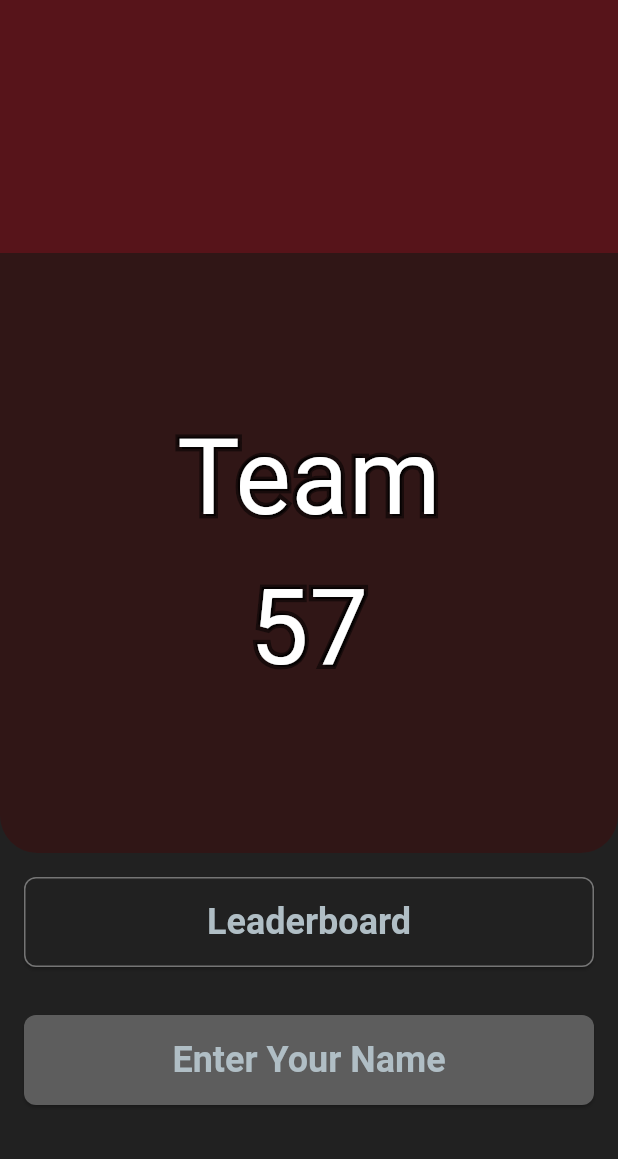
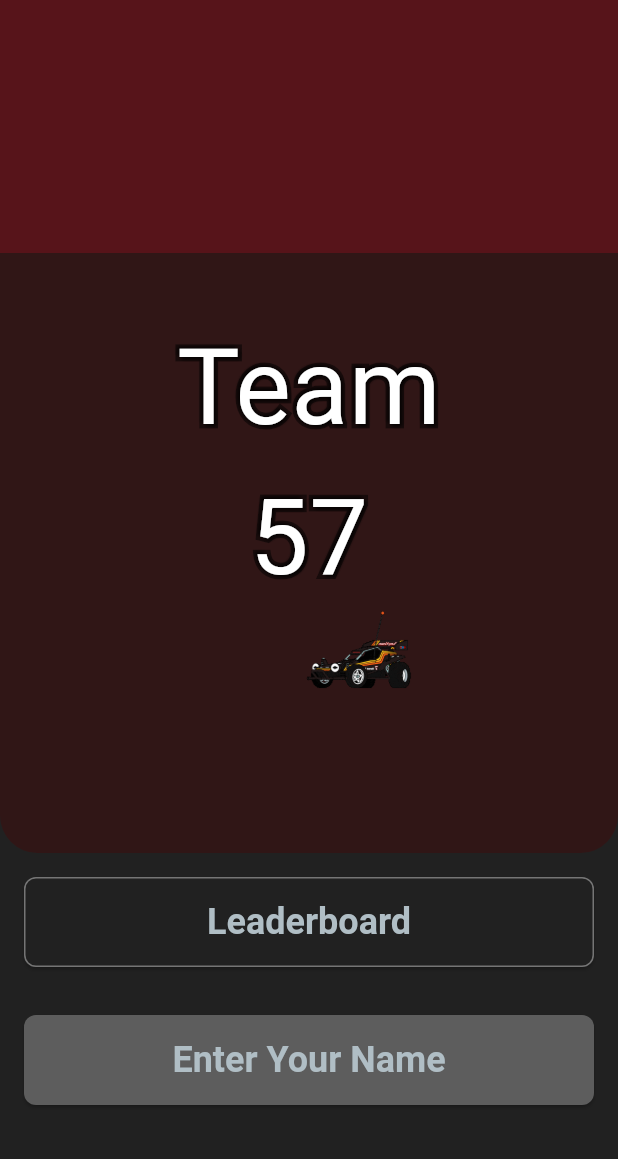
Before and after one commit to AMAbdulrahim/laser_car_battle, a Flutter app: the screen it shows after launch, on a phone screen of 412 x 824 dp, the part 77-1236 px from its top. Run offline on Flutter 3.47's test engine with Material 3 defaults, Android fonts, the phone set to English and light mode, and no system bars; our stand-ins replace connectivity_plus, dropdown_button2, flutter_dotenv, google_fonts, numberpicker, pinput and 3 more; missing offline and left inert: flutter_joystick, flutter_reactive_ble; accounts and stored records are empty.

Commit message:
Add car animation and improve controller UI
Added RC car animation assets and created animation widgets.
Enhanced the controller interface with floating and quick toggle.
Updated game viewmodel and controller logic.
Modified landing and game over pages for better user experience.

```diff
--- a/lib/views/landing_page.dart
+++ b/lib/views/landing_page.dart
@@ -1,5 +1,6 @@
 import 'package:flutter/material.dart';
 import 'package:laser_car_battle/assets/theme/colors/color.dart';
+import 'package:laser_car_battle/widgets/animations/rc_cars_animation.dart';
 import 'package:laser_car_battle/widgets/buttons/main_button.dart';
 import 'package:laser_car_battle/widgets/custom/custom_app_bar.dart';
 import 'package:laser_car_battle/widgets/text/project_title.dart';
@@ -38,7 +39,7 @@ class LandingPage extends StatelessWidget {
 
             // Title text
             Positioned(
-              top: 100,
+              top: 40,  // Moved up to make room for RC cars animation
               left: 0,
               right: 0,
               child: Center(
@@ -46,13 +47,21 @@ class LandingPage extends StatelessWidget {
               ),
             ),
 
-            // Column containing both buttons - FIXED VERSION
+            // RC Cars Animation
+            Positioned(
+              top: 160,
+              left: 0,
+              right: 0,
+              child: RcCarsAnimation(),
+            ),
+
+            // Column containing both buttons
             Positioned(
               left: 0,
               right: 0,
-              bottom: 20, // Give some space at the bottom
+              bottom: 20,
               child: Column(
-                mainAxisSize: MainAxisSize.min, // Use min size to prevent overflow
+                mainAxisSize: MainAxisSize.min,
                 children: [
                   MainButton(
                     backgroundColor: CustomColors.background,
@@ -65,7 +74,6 @@ class LandingPage extends StatelessWidget {
                     buttonText: "Enter Your Name",
                     onPressed: () => Navigator.of(context).pushNamed('/login'),
                   ),
-                  // Removed the extra SizedBox to prevent overflow
                 ],
               ),
             ),
--- /dev/null
+++ b/lib/widgets/animations/rc_cars_animation.dart
@@ -0,0 +1,76 @@
+import 'package:flutter/material.dart';
+
+class RcCarsAnimation extends StatefulWidget {
+  const RcCarsAnimation({super.key});
+
+  @override
+  State<RcCarsAnimation> createState() => _RcCarsAnimationState();
+}
+
+class _RcCarsAnimationState extends State<RcCarsAnimation> with SingleTickerProviderStateMixin {
+  late AnimationController _controller;
+  late Animation<double> _positionAnimation;
+
+  @override
+  void initState() {
+    super.initState();
+
+    // Animation controller for car movement
+    _controller = AnimationController(
+      duration: const Duration(seconds: 5),
+      vsync: this,
+    )..repeat(reverse: true);
+
+    // Animation that moves the car from left to right and back
+    _positionAnimation = Tween<double>(
+      begin: -0.8,  // Start off-screen on the left
+      end: 0.8,     // End off-screen on the right
+    ).animate(CurvedAnimation(
+      parent: _controller,
+      curve: Curves.easeInOut,
+    ));
+  }
+
+  @override
+  void dispose() {
+    _controller.dispose();
+    super.dispose();
+  }
+
+  @override
+  Widget build(BuildContext context) {
+    return AnimatedBuilder(
+      animation: _controller,
+      builder: (context, child) {
+        // Calculate position based on screen width
+        final screenWidth = MediaQuery.of(context).size.width;
+        final position = screenWidth * ((_positionAnimation.value + 1) / 2);
+
+        // Determine whether to flip the car based on direction
+        final isMovingLeft = _controller.status == AnimationStatus.reverse;
+
+        return SizedBox(
+          height: 120*2,
+          width: double.infinity,
+          child: Stack(
+            children: [
+              // Car that moves across the screen
+              Positioned(
+                left: position - 60,  // Center the car at the position
+                bottom: 0,
+                child: Transform.flip(
+                  flipX: isMovingLeft,  // Flip when moving left
+                  child: Image.asset(
+                    'assets/images/car.gif',
+                    width: 120*2.1,
+                    height: 80*2.1,
+                  ),
+                ),
+              ),
+            ],
+          ),
+        );
+      },
+    );
+  }
+}
--- a/lib/widgets/control/arrow_control.dart
+++ b/lib/widgets/control/arrow_control.dart
@@ -69,9 +69,9 @@ class ArrowControlsState extends State<ArrowControls> with SingleTickerProviderS
     // Clear any pressed keys
     keyPressed.clear();
     // Send final zero update
-    if (mounted) {
-      widget.onControlUpdate(0.0, 0.0);
-    }
+    // if (mounted) {
+    //   widget.onControlUpdate(0.0, 0.0);
+    // }
     super.dispose();
   }
 
--- a/lib/widgets/text/project_title.dart
+++ b/lib/widgets/text/project_title.dart
@@ -2,20 +2,63 @@ import 'package:flutter/material.dart';
 import 'package:laser_car_battle/assets/theme/colors/color.dart';
 import 'package:laser_car_battle/utils/constants.dart';
 
-class TitleText extends StatelessWidget {
+class TitleText extends StatefulWidget {
   const TitleText({super.key});
 
   @override
+  State<TitleText> createState() => _TitleTextState();
+}
+
+class _TitleTextState extends State<TitleText> with SingleTickerProviderStateMixin {
+  late AnimationController _controller;
+  late Animation<double> _glowAnimation;
+
+  @override
+  void initState() {
+    super.initState();
+
+    _controller = AnimationController(
+      duration: const Duration(seconds: 2),
+      vsync: this,
+    )..repeat(reverse: true);
+
+    _glowAnimation = Tween<double>(
+      begin: 2.0,
+      end: 8.0,
+    ).animate(CurvedAnimation(
+      parent: _controller,
+      curve: Curves.easeInOut,
+    ));
+  }
+
+  @override
+  void dispose() {
+    _controller.dispose();
+    super.dispose();
+  }
+
+  @override
   Widget build(BuildContext context) {
-
+    return AnimatedBuilder(
+      animation: _controller,
+      builder: (context, child) {
         return Column(
           mainAxisAlignment: MainAxisAlignment.center,
           children: [
-        Stack(
+            _buildAnimatedText('Team'),
+            _buildAnimatedText('57'),
+          ],
+        );
+      },
+    );
+  }
+
+  Widget _buildAnimatedText(String text) {
+    return Stack(
       children: <Widget>[
         // Stroked text as border.
         Text(
-              'Team',
+          text,
           style: TextStyle(
             fontSize: AppSizes.fontTitle,
             foreground: Paint()
@@ -24,78 +67,38 @@ class TitleText extends StatelessWidget {
               ..color = CustomColors.effectColor,
             shadows: [
               Shadow(
-                    offset: Offset(-1.5, -1.5),
+                offset: const Offset(-1.5, -1.5),
                 color: CustomColors.effectColor,
+                blurRadius: _glowAnimation.value,
               ),
               Shadow(
-                    offset: Offset(1.5, 1.5),
+                offset: const Offset(1.5, 1.5),
                 color: CustomColors.effectColor,
+                blurRadius: _glowAnimation.value,
               ),
             ],
           ),
         ),
         // Solid text as fill.
         Text(
-              'Team',
+          text,
           style: TextStyle(
             fontSize: AppSizes.fontTitle,
             shadows: [
               Shadow(
-                    offset: Offset(-1.5, -1.5),
+                offset: const Offset(-1.5, -1.5),
                 color: CustomColors.effectColor,
+                blurRadius: _glowAnimation.value,
               ),
               Shadow(
-                    offset: Offset(1.5, 1.5),
+                offset: const Offset(1.5, 1.5),
                 color: CustomColors.effectColor,
+                blurRadius: _glowAnimation.value,
               ),
             ],
           ),
         ),
       ],
-        ),
-        Stack(
-          children: <Widget>[
-            // Stroked text as border.
-            Text(
-              '57',
-              style: TextStyle(
-                fontSize: AppSizes.fontTitle,
-                foreground: Paint()
-                  ..style = PaintingStyle.stroke
-                  ..strokeWidth = 6
-                  ..color = CustomColors.effectColor,
-                shadows: [
-                  Shadow(
-                    offset: Offset(-1.5, -1.5),
-                    color: CustomColors.effectColor,
-                  ),
-                  Shadow(
-                    offset: Offset(1.5, 1.5),
-                    color: CustomColors.effectColor,
-                  ),
-                ],
-              ),
-            ),
-            // Solid text as fill.
-            Text(
-              '57',
-              style: TextStyle(
-                fontSize: AppSizes.fontTitle,
-                shadows: [
-                  Shadow(
-                    offset: Offset(-1.5, -1.5),
-                    color: CustomColors.effectColor,
-                  ),
-                  Shadow(
-                    offset: Offset(1.5, 1.5),
-                    color: CustomColors.effectColor,
-                  ),
-                ],
-              ),
-            ),
-          ],
-        ),
-      ],
     );
   }
 }
--- a/pubspec.yaml
+++ b/pubspec.yaml
@@ -73,6 +73,7 @@ flutter:
 
   assets:
     - lib/assets/images/
+    - assets/images/car.gif
     - .env
     # OR if you want to use the root assets directory:
     # - assets/images/
```
Also changed, not shown: lib/viewmodels/car_controller_viewmodel.dart (+25 -6 lines), lib/viewmodels/game_viewmodel.dart (+12 -1 lines), lib/views/controller_page.dart (+110 -2 lines), lib/views/game_over_page.dart (+11 -0 lines), lib/widgets/buttons/settings_dropdown.dart (+46 -46 lines), lib/widgets/control/floating_toggle_menu.dart (added, +163 -0 lines), lib/widgets/control/quick_toggle_bar.dart (added, +113 -0 lines), assets/images/car.gif (added). Lines whose indentation alone changed are shown as unchanged.
